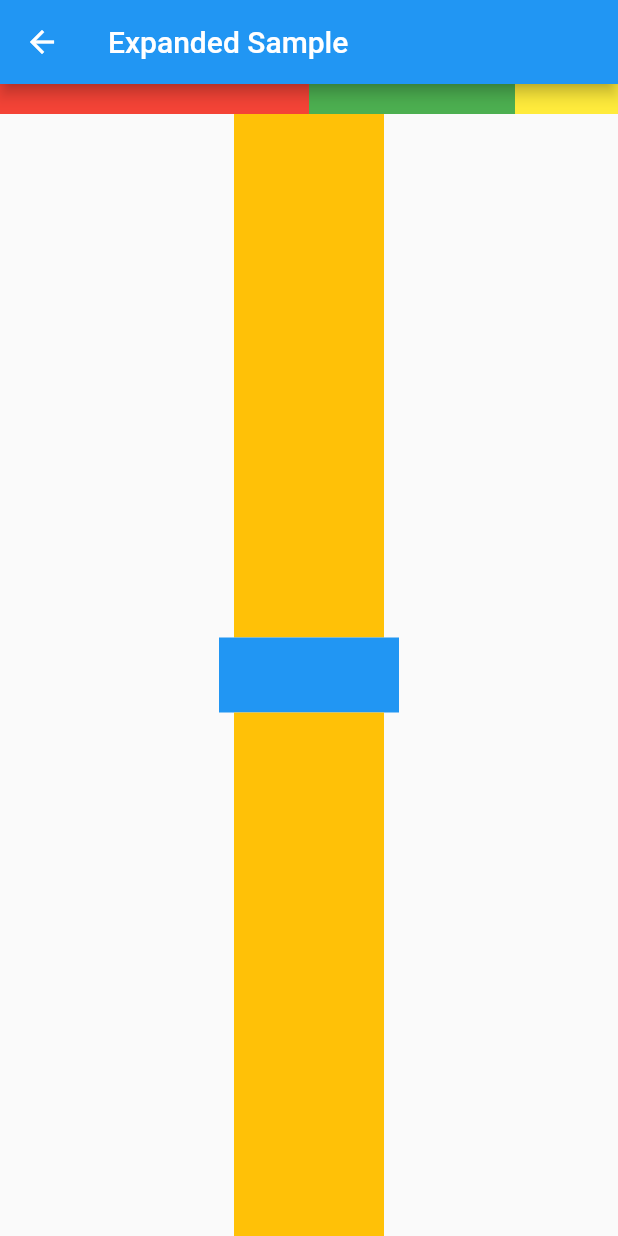
After one commit to mattid89/flutter_components, a Flutter app: the ExpandedPage screen opened by its route, on a phone screen of 412 x 824 dp. The commit adds this screen. Run offline on Flutter 3.47's test engine with Material 2 defaults, Android fonts, the phone set to English and light mode, and no system bars.

Commit message:
expanded

```diff
--- a/data/menu_opts.json
+++ b/data/menu_opts.json
@@ -35,6 +35,11 @@
             "ruta": "lista",
             "icon": "list",
             "texto": "Lista - Scroll"
+        },
+        {
+            "ruta": "expanded",
+            "icon": "aspect_ratio",
+            "texto": "Expanded Container"
         }
     ]
 }
--- /dev/null
+++ b/lib/src/pages/expanded_page.dart
@@ -0,0 +1,66 @@
+import 'package:flutter/material.dart';
+
+class ExpandedPage extends StatelessWidget {
+
+  @override
+  Widget build(BuildContext context) {
+    return Scaffold(
+      appBar: AppBar(
+        title: Text('Expanded Sample'),
+      ),
+      body: Center(
+        child: Column(
+          children: <Widget>[
+            Row(
+              children: <Widget>[
+                Expanded(
+                  flex: 3,
+                  child: Container(
+                    color: Colors.red,
+                    height: 20.0,
+                    width: 20.0,
+                  ),
+                ),
+                Expanded(
+                  flex: 2,
+                  child: Container(
+                    color: Colors.green,
+                    height: 20.0,
+                    width: 20.0,
+                  ),
+                ),
+                Expanded(
+                  flex: 1,
+                  child: Container(
+                    color: Colors.yellow,
+                    height: 20.0,
+                    width: 20.0,
+                  ),
+                ),
+              ],
+            ),
+            Expanded(
+              flex: 1,
+              child: Container(
+                color: Colors.amber,
+                width: 100,
+              ),
+            ),
+            Container(
+              color: Colors.blue,
+              width: 120,
+              height: 50,
+            ),
+            Expanded(
+              flex: 1,
+              child: Container(
+                color: Colors.amber,
+                width: 100,
+              ),
+            ),
+          ],
+        ),
+      ),
+    );
+  }
+}
--- a/lib/src/pages/listview_page.dart
+++ b/lib/src/pages/listview_page.dart
@@ -72,7 +72,7 @@ class _ListaPageState extends State<ListaPage> {
     setState(() {});
   }
 
-  Future<dynamic> fetchData() {
+  Future<dynamic> fetchData() async {
     _isLoading = true;
     setState(() {});
 
--- a/lib/src/routes/routes.dart
+++ b/lib/src/routes/routes.dart
@@ -1,5 +1,6 @@
 import 'package:componentes/src/pages/animated_container_page.dart';
 import 'package:componentes/src/pages/card_page.dart';
+import 'package:componentes/src/pages/expanded_page.dart';
 import 'package:componentes/src/pages/input_page.dart';
 import 'package:componentes/src/pages/listview_page.dart';
 import 'package:componentes/src/pages/slider_page.dart';
@@ -19,5 +20,6 @@ Map<String, WidgetBuilder> getApplicationRoutes() {
         'inputs' : (BuildContext context) => InputPage(),
         'slider' : (BuildContext context) => SliderPage(),
         'lista' : (BuildContext context) => ListaPage(),
+        'expanded' : (BuildContext context) => ExpandedPage(),
       };
 }
--- a/lib/src/utils/icono_string_util.dart
+++ b/lib/src/utils/icono_string_util.dart
@@ -9,6 +9,7 @@ final _icons = <String, IconData> {
   'input': Icons.input,
   'tune': Icons.tune,
   'list': Icons.list,
+  'aspect_ratio': Icons.aspect_ratio,
 };
 
 Icon getIcon( String iconName ) {
```
